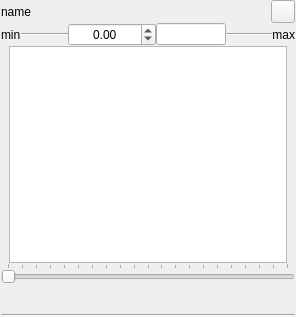
The window that qtfuzzylite/ui/Viewer.ui (fuzzylite/fuzzylite) describes before a commit, drawn with Qt 5.
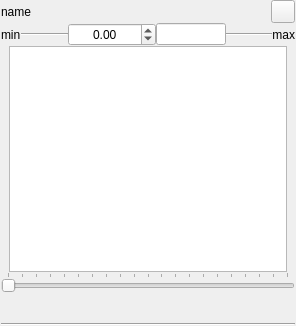
The same window after the commit.

What changed in the file:
```diff
--- a/qtfuzzylite/ui/Viewer.ui
+++ b/qtfuzzylite/ui/Viewer.ui
@@ -7,7 +7,7 @@
     <x>0</x>
     <y>0</y>
     <width>296</width>
-    <height>317</height>
+    <height>326</height>
    </rect>
   </property>
   <property name="sizePolicy">
```
Left out of the diff: 2 changed lines with no effect on the pictures.
